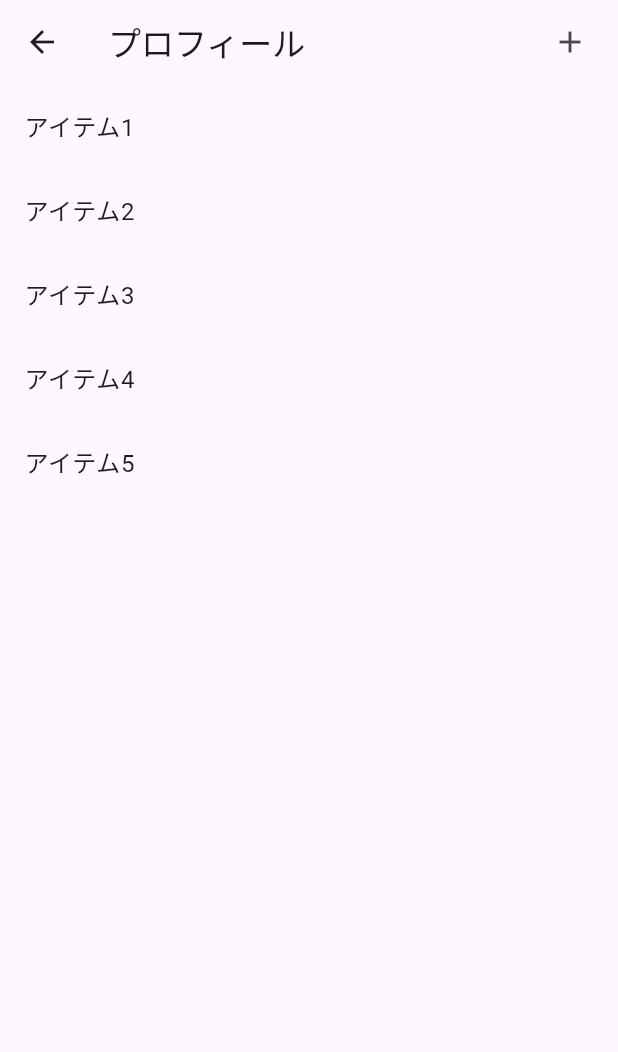
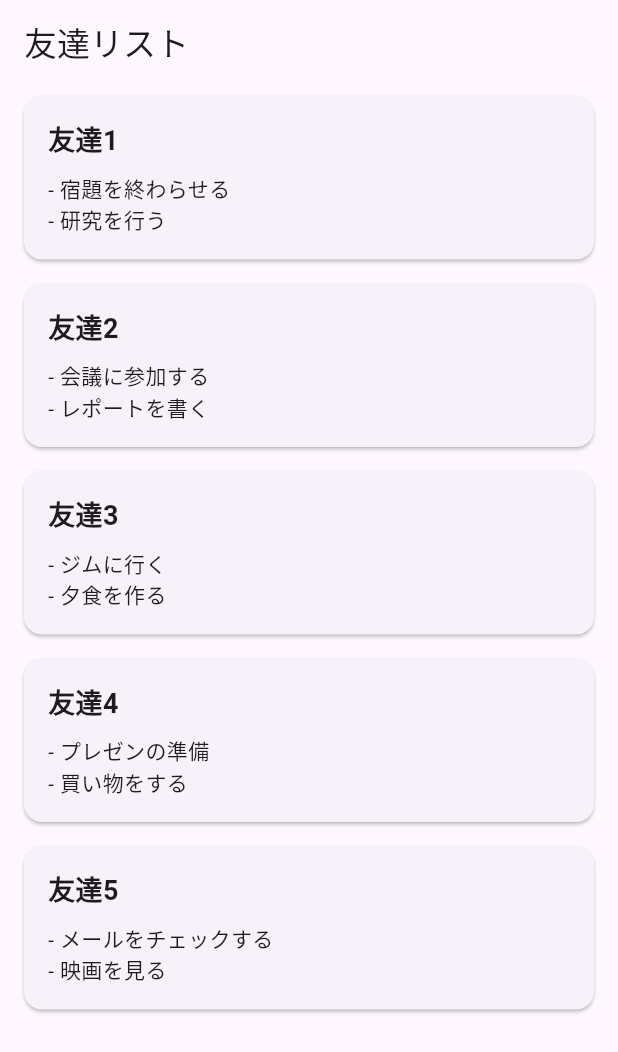
Before and after one commit to repllca/spajam, a Flutter app: the Profile screen opened directly, on a phone screen of 412 x 824 dp. Shown: the top 1052 px of the screen. Run offline on Flutter 3.47's test engine with Material 3 defaults, Android fonts, the phone set to English and light mode, and no system bars.

Commit message:
2024/08/24 神田 profile.dartにてDBはつかっていないが友達のタスクを表示するようにした

```diff
--- a/spado/lib/routes/profile.dart
+++ b/spado/lib/routes/profile.dart
@@ -1,28 +1,61 @@
 import 'package:flutter/material.dart';
-import '../header.dart';
 
 class Profile extends StatelessWidget {
-  final String screenName = 'プロフィール'; // headerに表示される名前
-  final List<String> items = [
-    'アイテム1',
-    'アイテム2',
-    'アイテム3',
-    'アイテム4',
-    'アイテム5',
-  ]; // 表示するリスト
+  final String screenName = '友達リスト'; // headerに表示される名前
+
+  final Map<String, List<String>> friendTasks = {
+    '友達1': ['宿題を終わらせる', '研究を行う'],
+    '友達2': ['会議に参加する', 'レポートを書く'],
+    '友達3': ['ジムに行く', '夕食を作る'],
+    '友達4': ['プレゼンの準備', '買い物をする'],
+    '友達5': ['メールをチェックする', '映画を見る'],
+  }; // 友達とそのタスクのリスト
 
   @override
   Widget build(BuildContext context) {
     return Scaffold(
-      appBar: Header(headerTitle: screenName),
+      appBar: AppBar(
+        title: Text(screenName),
+      ),
       body: ListView.builder(
-        itemCount: items.length,
+        itemCount: friendTasks.length,
         itemBuilder: (context, index) {
-          return ListTile(
-            title: Text(items[index]),
+          String friendName = friendTasks.keys.elementAt(index);
+          List<String> tasks = friendTasks[friendName]!;
+
+          return Card(
+            margin: EdgeInsets.symmetric(vertical: 8, horizontal: 16),
+            child: Padding(
+              padding: const EdgeInsets.all(16.0),
+              child: Column(
+                crossAxisAlignment: CrossAxisAlignment.start,
+                children: [
+                  Text(
+                    friendName,
+                    style: TextStyle(
+                      fontSize: 18,
+                      fontWeight: FontWeight.bold,
+                    ),
+                  ),
+                  SizedBox(height: 8),
+                  Column(
+                    crossAxisAlignment: CrossAxisAlignment.start,
+                    children: tasks.map((task) {
+                      return Text('- $task');
+                    }).toList(),
+                  ),
+                ],
+              ),
+            ),
           );
         },
       ),
     );
   }
 }
+
+void main() {
+  runApp(MaterialApp(
+    home: Profile(),
+  ));
+}
```
